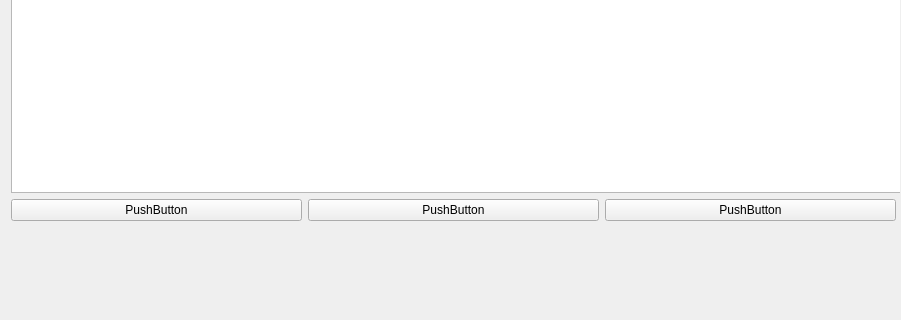
This is 3-semester/TanksGame/Tanks/mainwindow.ui in kbatoev/SpbSU-Homeworks as Qt 5 draws it before an edit; both pictures show x 0 to 901 and y 580 to 900 of the 901 by 900 pixel window. The edited form follows.
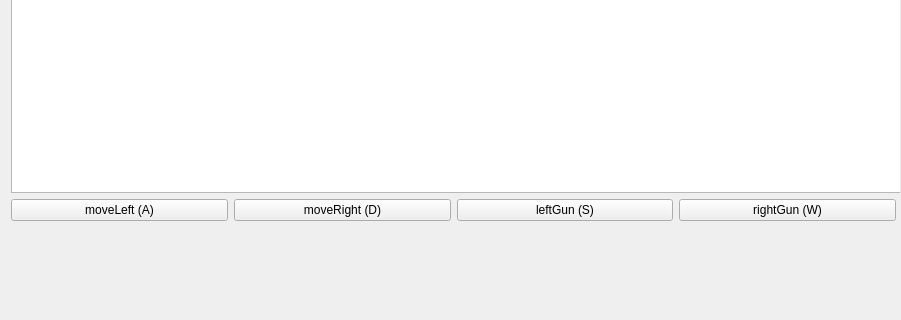
This is the edited form.

Commit message: Added UI controls for tank

The edit to the form file:
```diff
--- a/3-semester/TanksGame/Tanks/mainwindow.ui
+++ b/3-semester/TanksGame/Tanks/mainwindow.ui
@@ -57,21 +57,28 @@
        <item>
         <widget class="QPushButton" name="pushButton_2">
          <property name="text">
-          <string>PushButton</string>
+          <string>moveLeft (A)</string>
          </property>
         </widget>
        </item>
        <item>
         <widget class="QPushButton" name="pushButton_3">
          <property name="text">
-          <string>PushButton</string>
+          <string>moveRight (D)</string>
          </property>
         </widget>
        </item>
        <item>
         <widget class="QPushButton" name="pushButton">
          <property name="text">
-          <string>PushButton</string>
+          <string>leftGun (S)</string>
+         </property>
+        </widget>
+       </item>
+       <item>
+        <widget class="QPushButton" name="rightGunButton">
+         <property name="text">
+          <string>rightGun (W)</string>
          </property>
         </widget>
        </item>
```
Left out of the diff: 6 changed lines with no effect on the pictures. The commit also changes 3 other files.
